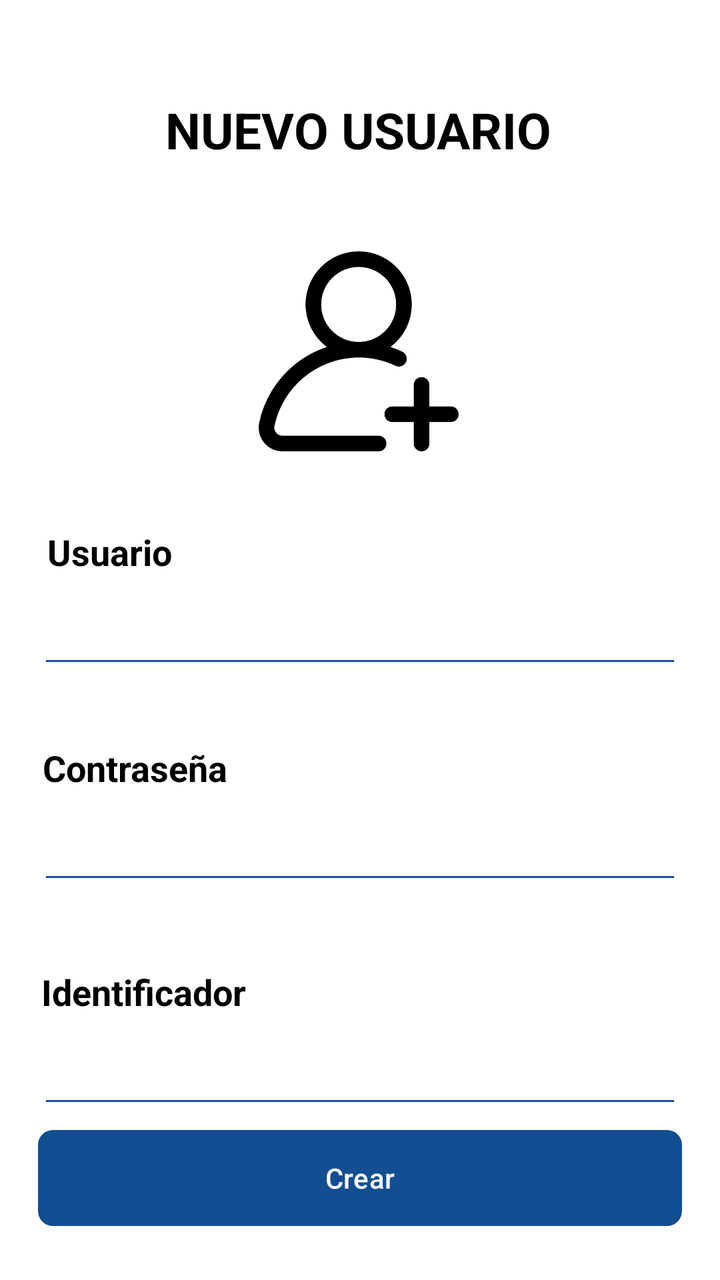
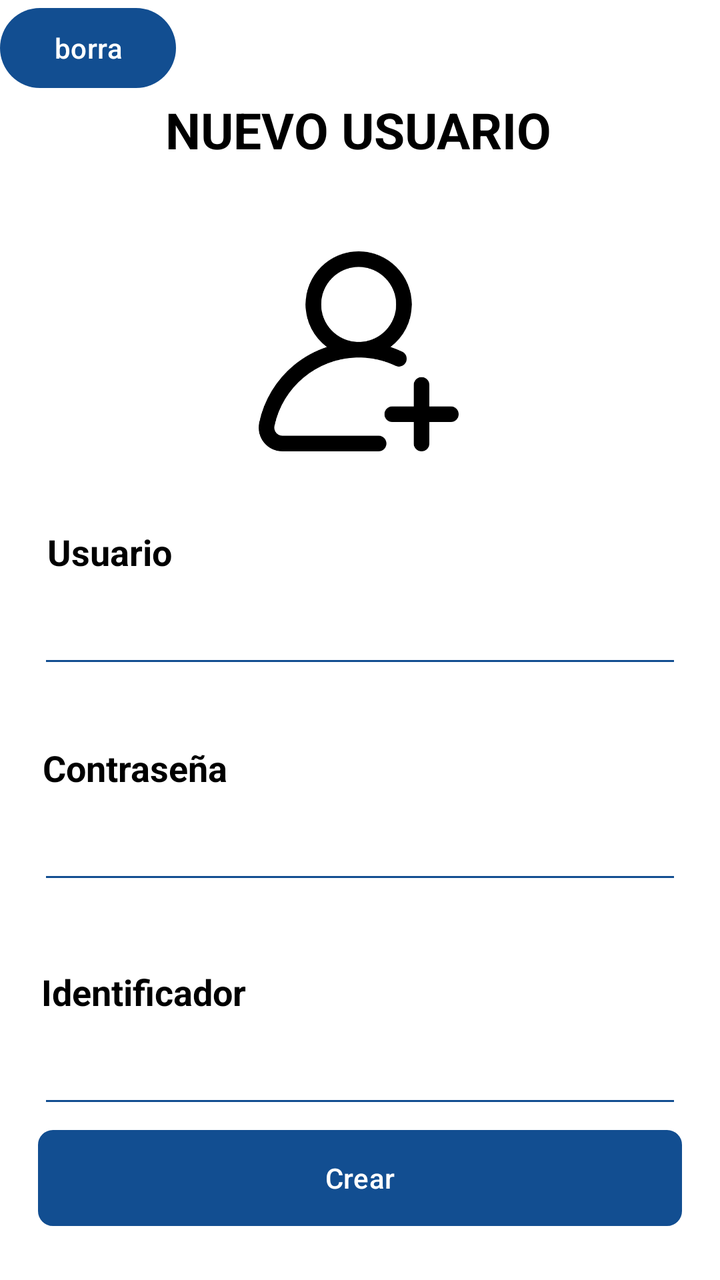

Two renders of the same Android screen: before a commit and after it. Below are the layout's source before the change and the commit's diff.
<!-- AndroidManifest.xml: application theme Theme.Cobro -->
<!-- res/layout/activity_crear.xml -->
<?xml version="1.0" encoding="utf-8"?>
<androidx.constraintlayout.widget.ConstraintLayout xmlns:android="http://schemas.android.com/apk/res/android"
    xmlns:app="http://schemas.android.com/apk/res-auto"
    xmlns:tools="http://schemas.android.com/tools"
    android:id="@+id/main"
    android:layout_width="match_parent"
    android:layout_height="match_parent"
    android:background="@color/white"
    tools:context=".MainActivity" >


    <ImageView
        android:id="@+id/imageView4"
        android:layout_width="100dp"
        android:layout_height="100dp"
        android:layout_marginTop="44dp"
        android:contentDescription="@string/descripcion_agregar"
        app:layout_constraintEnd_toEndOf="parent"
        app:layout_constraintHorizontal_bias="0.498"
        app:layout_constraintStart_toStartOf="parent"
        app:layout_constraintTop_toBottomOf="@+id/textView7"
        app:srcCompat="@drawable/agregar" />

    <EditText
        android:id="@+id/usuarioInput"
        android:layout_width="322dp"
        android:layout_height="51dp"
        android:layout_marginTop="288dp"
        android:backgroundTint="@color/colorPrimary"
        android:inputType="text"
        android:textColor="@color/black"
        app:layout_constraintEnd_toEndOf="parent"
        app:layout_constraintStart_toStartOf="parent"
        app:layout_constraintTop_toTopOf="parent" />

    <TextView
        android:id="@+id/textView8"
        android:layout_width="wrap_content"
        android:layout_height="wrap_content"
        android:text="@string/lbl_usuar"
        android:textColor="@color/black"
        android:textSize="18sp"
        android:textStyle="bold"
        app:layout_constraintBottom_toTopOf="@+id/usuarioInput"
        app:layout_constraintEnd_toEndOf="parent"
        app:layout_constraintHorizontal_bias="0.08"
        app:layout_constraintStart_toStartOf="parent"
        app:layout_constraintTop_toBottomOf="@+id/imageView4"
        app:layout_constraintVertical_bias="1.0" />

    <TextView
        android:id="@+id/identificador"
        android:layout_width="wrap_content"
        android:layout_height="wrap_content"
        android:text="@string/lbl_pass"
        android:textColor="@color/black"
        android:textSize="18sp"
        android:textStyle="bold"
        app:layout_constraintBottom_toTopOf="@+id/passwordInput"
        app:layout_constraintEnd_toEndOf="parent"
        app:layout_constraintHorizontal_bias="0.08"
        app:layout_constraintStart_toStartOf="parent"
        app:layout_constraintTop_toBottomOf="@+id/usuarioInput"
        app:layout_constraintVertical_bias="1.0" />

    <EditText
        android:id="@+id/passwordInput"
        android:layout_width="322dp"
        android:layout_height="51dp"
        android:layout_marginTop="396dp"
        android:backgroundTint="@color/colorPrimary"
        android:inputType="text"
        android:textColor="@color/black"
        app:layout_constraintEnd_toEndOf="parent"
        app:layout_constraintStart_toStartOf="parent"
        app:layout_constraintTop_toTopOf="parent" />

    <Button
        android:id="@+id/butto"
        android:layout_width="322dp"
        android:layout_height="wrap_content"
        android:background="@drawable/borde"
        android:text="@string/btn_crear"
        app:layout_constraintBottom_toBottomOf="parent"
        app:layout_constraintEnd_toEndOf="parent"
        app:layout_constraintStart_toStartOf="parent"
        app:layout_constraintTop_toBottomOf="@+id/identificadorInput"
        app:layout_constraintVertical_bias="0.185" />

    <EditText
        android:id="@+id/identificadorInput"
        android:layout_width="322dp"
        android:layout_height="51dp"
        android:layout_marginTop="508dp"
        android:backgroundTint="@color/colorPrimary"
        android:inputType="text"
        android:textColor="@color/black"
        app:layout_constraintEnd_toEndOf="parent"
        app:layout_constraintStart_toStartOf="parent"
        app:layout_constraintTop_toTopOf="parent" />

    <TextView
        android:id="@+id/textViewNota"
        android:layout_width="0dp"
        android:layout_height="wrap_content"
        android:layout_marginStart="16dp"
        android:layout_marginTop="32dp"
        android:layout_marginEnd="16dp"
        android:text="Nota: El usuario debe estar registrado previamente con el servidor para poder ser registrado de manera local."
        android:textAlignment="center"
        android:textColor="@color/colorPrimary"
        android:textSize="14sp"
        android:textStyle="italic"
        app:layout_constraintEnd_toEndOf="parent"
        app:layout_constraintHorizontal_bias="0.0"
        app:layout_constraintStart_toStartOf="parent"
        app:layout_constraintTop_toBottomOf="@id/butto" />

    <TextView
        android:id="@+id/textView6"
        android:layout_width="wrap_content"
        android:layout_height="wrap_content"
        android:text="Identificador"
        android:textColor="@color/black"
        android:textSize="18sp"
        android:textStyle="bold"
        app:layout_constraintBottom_toTopOf="@+id/identificadorInput"
        app:layout_constraintEnd_toEndOf="parent"
        app:layout_constraintHorizontal_bias="0.08"
        app:layout_constraintStart_toStartOf="parent"
        app:layout_constraintTop_toTopOf="parent"
        app:layout_constraintVertical_bias="1.0" />

    <TextView
        android:id="@+id/textView7"
        android:layout_width="wrap_content"
        android:layout_height="wrap_content"
        android:layout_marginTop="48dp"
        android:text="@string/lbl_nuevo"
        android:textColor="@color/black"
        android:textSize="25sp"
        android:textStyle="bold"
        app:layout_constraintEnd_toEndOf="parent"
        app:layout_constraintHorizontal_bias="0.496"
        app:layout_constraintStart_toStartOf="parent"
        app:layout_constraintTop_toTopOf="parent" />


</androidx.constraintlayout.widget.ConstraintLayout>
<!-- resources referenced by this layout -->
<resources>
  <color name="black">#FF000000</color>
  <color name="colorPrimary">#124e91</color>
  <color name="white">#FFFFFFFF</color>
  <!-- drawable agregar: png bitmap (drawable, 15375 bytes) -->
  <!-- drawable borde (drawable) -->
  <?xml version="1.0" encoding="utf-8"?>
  <shape xmlns:android="http://schemas.android.com/apk/res/android"
      android:shape="rectangle">
  
      
      <solid android:color="#FFFFFF" />
  
      
      <stroke
          android:width="1dp"
          android:color="#124E91" /> 
  
      
      <corners android:radius="7dp" />
  
  </shape>
  <string name="btn_crear"> Crear</string>
  <string name="descripcion_agregar">Descripción de la imagen de agregar</string>
  <string name="lbl_nuevo"> NUEVO USUARIO </string>
  <string name="lbl_pass"> Contraseña</string>
  <string name="lbl_usuar"> Usuario </string>
  <style name="Theme.Cobro" parent="Base.Theme.Cobro" />
  <style name="Base.Theme.Cobro" parent="Theme.Material3.DayNight.NoActionBar">
          
          
          <item name="colorPrimary">@color/colorPrimary</item>
          <item name="colorPrimaryVariant">@color/colorPrimaryDark</item>
          <item name="colorOnPrimary">@color/white</item>
          <item name="colorOnSecondary">@color/black</item>
  
      </style>
  <color name="colorPrimaryDark">#1A5276</color>
</resources>

<!-- the commit's change to res/layout/activity_crear.xml (unified diff, before → after) -->
@@ -145,5 +145,13 @@
         app:layout_constraintStart_toStartOf="parent"
         app:layout_constraintTop_toTopOf="parent" />
 
+    <Button
+        android:id="@+id/borrarDatos"
+        android:layout_width="wrap_content"
+        android:layout_height="wrap_content"
+        android:text="borra"
+        tools:layout_editor_absoluteX="38dp"
+        tools:layout_editor_absoluteY="116dp" />
+
 
 </androidx.constraintlayout.widget.ConstraintLayout>
